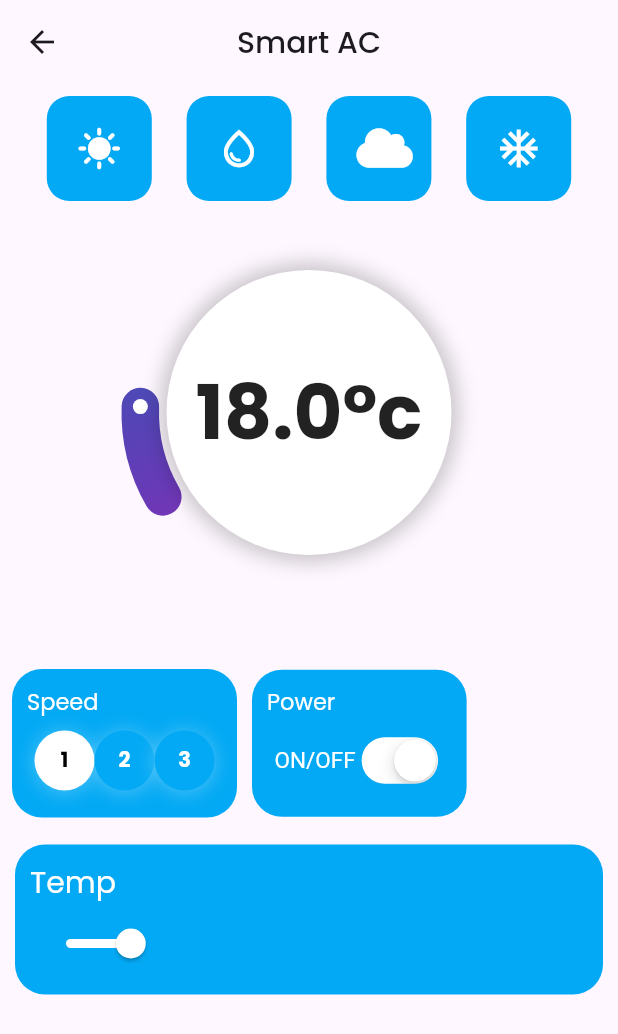
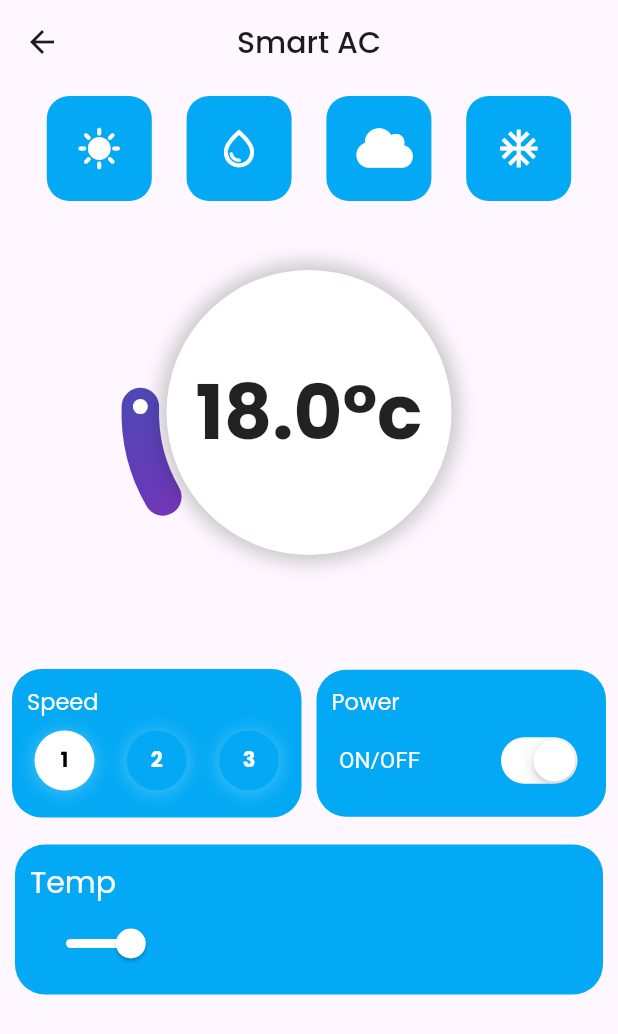
Before and after one commit to kingace2056/IOTui, a Flutter app: the AcControl screen opened by its route, on a phone screen of 412 x 824 dp. Shown: the top 1034 px of the screen. Run offline on Flutter 3.47's test engine with Material 2 defaults, Android fonts, the phone set to English and light mode, and no system bars; drawn by our look-alikes of sleek_circular_slider; our stand-ins replace google_fonts, icons_plus; network calls fail.

Commit message:
ac widget fixed

```diff
--- a/lib/views/acControl.dart
+++ b/lib/views/acControl.dart
@@ -54,6 +54,7 @@
       ),
       body: SingleChildScrollView(
         child: Column(
+          mainAxisSize: MainAxisSize.min,
           children: [
             Padding(
               padding: const EdgeInsets.all(8.0),
@@ -69,14 +70,22 @@
               ),
             ),
             sliderWidget(),
+
             const SizedBox(
               height: 30,
             ),
-            Padding(
+            // this is speed widget
+            Flexible(
+              child: Padding(
                 padding: const EdgeInsets.all(8.0),
                 child: Row(
+                  mainAxisSize: MainAxisSize.min,
+                  mainAxisAlignment: MainAxisAlignment.spaceBetween,
+                  crossAxisAlignment: CrossAxisAlignment.center,
                   children: [
-                  Container(
+                    Flexible(
+                      flex: 2,
+                      child: Container(
                         padding: const EdgeInsets.all(10),
                         decoration: BoxDecoration(
                             borderRadius: BorderRadius.circular(20),
@@ -87,7 +96,8 @@
                           children: [
                             const Text(
                               'Speed',
-                      style: TextStyle(color: Colors.white, fontSize: 15),
+                              style:
+                                  TextStyle(color: Colors.white, fontSize: 15),
                             ),
                             Padding(
                               padding: const EdgeInsets.fromLTRB(5, 8, 5, 8),
@@ -199,10 +209,13 @@
                           ],
                         ),
                       ),
+                    ),
                     const SizedBox(
                       width: 10,
                     ),
-                  Container(
+                    Flexible(
+                      flex: 2,
+                      child: Container(
                         padding: const EdgeInsets.all(10),
                         decoration: BoxDecoration(
                             borderRadius: BorderRadius.circular(20),
@@ -213,7 +226,8 @@
                           children: [
                             const Text(
                               'Power',
-                      style: TextStyle(color: Colors.white, fontSize: 15),
+                              style:
+                                  TextStyle(color: Colors.white, fontSize: 15),
                             ),
                             Padding(
                               padding: const EdgeInsets.fromLTRB(5, 8, 5, 8),
@@ -226,15 +240,18 @@
                                       TextSpan(
                                           text: 'ON',
                                           style: TextStyle(
-                                      color: Colors.white, fontSize: 15)),
+                                              color: Colors.white,
+                                              fontSize: 15)),
                                       TextSpan(
                                           text: '/',
                                           style: TextStyle(
-                                      color: Colors.white, fontSize: 15)),
+                                              color: Colors.white,
+                                              fontSize: 15)),
                                       TextSpan(
                                           text: 'OFF',
                                           style: TextStyle(
-                                      color: Colors.white, fontSize: 15)),
+                                              color: Colors.white,
+                                              fontSize: 15)),
                                     ])),
                                     CupertinoSwitch(
                                         value: switchValue,
@@ -257,7 +274,9 @@
                           ],
                         ),
                       ),
+                    ),
                   ],
+                ),
               ),
             ),
             Padding(
```
Lines whose indentation alone changed are shown as unchanged.
